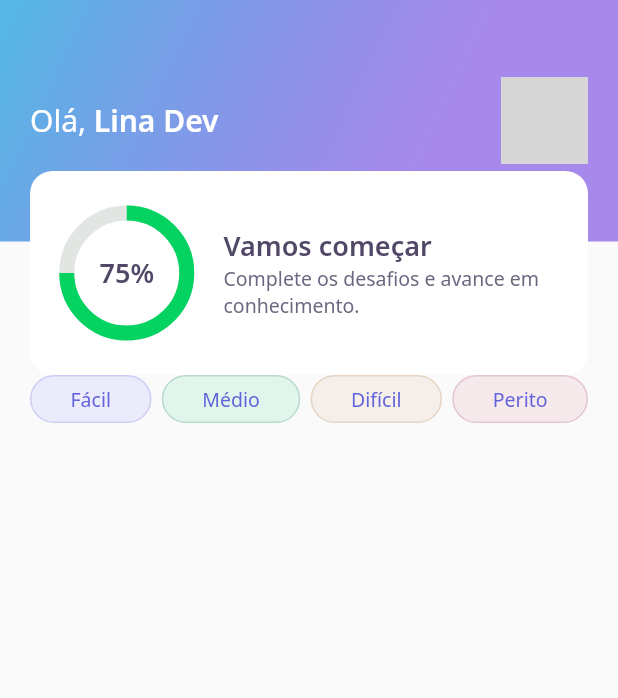
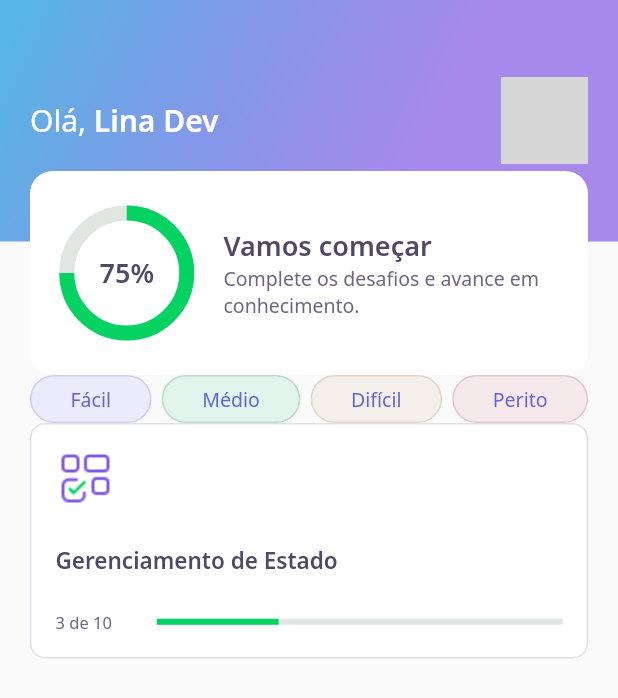
Before and after one commit to xLinaMeloox/NLW05_Flutter, a Flutter app: the screen it shows after launch, on a phone screen of 412 x 824 dp. Shown: the top 698 px of the screen. Run offline on Flutter 3.47's test engine with Material 2 defaults, Android fonts, the phone set to English and light mode, and no system bars; our stand-ins replace google_fonts; network calls fail; grey boxes are pictures that could not be loaded.

Commit message:
Adicionando o componente de card na home

```diff
--- a/lib/home/home_page.dart
+++ b/lib/home/home_page.dart
@@ -1,5 +1,6 @@
 import 'package:devquiz/home/widgets/appbar/app_bar_widgets.dart';
 import 'package:devquiz/home/widgets/level_button/level_button_widget.dart';
+import 'package:devquiz/home/widgets/quiz_card/quiz_card_widget.dart';
 import 'package:flutter/material.dart';
 
 class HomePage extends StatefulWidget {
@@ -15,7 +16,9 @@ class _HomePageState extends State<HomePage> {
       appBar: AppBarWidget(),
       body: Padding(
         padding: const EdgeInsets.symmetric(horizontal: 20),
-        child: Row(
+        child: Column(
+          children: [
+            Row(
               mainAxisAlignment: MainAxisAlignment.spaceBetween,
               children: [
                 LevelButtonWidget(
@@ -32,10 +35,10 @@ class _HomePageState extends State<HomePage> {
                 ),
               ],
             ),
+            QuizCardWidget(),
+          ],
+        ),
       ),
     );
   }
 }
-
-
-// Parei em 00:35:43 - aula 02
--- /dev/null
+++ b/lib/home/widgets/quiz_card/quiz_card_widget.dart
@@ -0,0 +1,58 @@
+import 'package:devquiz/core/app_colors.dart';
+import 'package:devquiz/core/core.dart';
+import 'package:flutter/material.dart';
+
+class QuizCardWidget extends StatelessWidget {
+  const QuizCardWidget({Key? key}) : super(key: key);
+
+  @override
+  Widget build(BuildContext context) {
+    return Container(
+      padding: EdgeInsets.all(16),
+      decoration: BoxDecoration(
+        border: Border.fromBorderSide(BorderSide(color: AppColors.border)),
+        color: AppColors.white,
+        borderRadius: BorderRadius.circular(10),
+      ),
+      child: Column(
+        crossAxisAlignment: CrossAxisAlignment.start,
+        children: [
+        Container(
+          height: 40,
+          width: 40,
+          // color: AppColors.red,
+          child: Image.asset(AppImages.blocks),
+        ),
+        SizedBox(
+          height: 24,
+        ),
+        Text(
+          "Gerenciamento de Estado",
+          style: AppTextStyles.heading15,
+        ),
+         SizedBox(
+          height: 24,
+        ),
+        Row(children: [
+          Expanded(
+            flex: 1,
+            child: Text(
+              "3 de 10",
+              style: AppTextStyles.body11,
+            ),
+          ),
+          Expanded(
+            flex: 4,
+            child: LinearProgressIndicator(
+              value: 0.3,
+              backgroundColor: AppColors.chartSecondary,
+              valueColor: AlwaysStoppedAnimation<Color>(AppColors.chartPrimary),
+            ),
+          ),
+        ])
+      ]),
+    );
+  }
+}
+
+//Parei no 00:50:04 - aula 02
```
Lines whose indentation alone changed are shown as unchanged.
